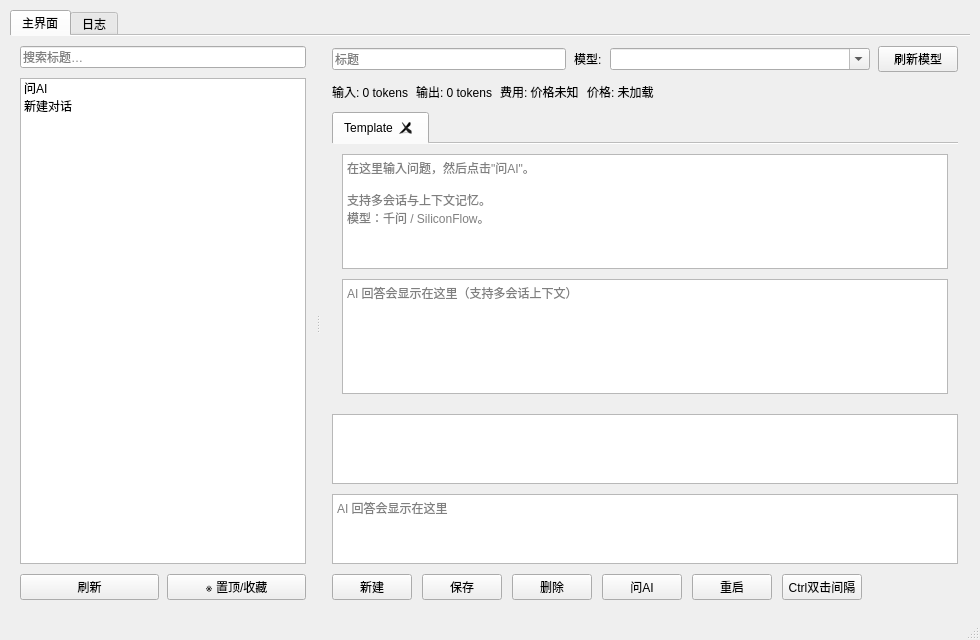
Lugwit123/l_notepad, file 999.0/src/l_notepad/main_window.ui: the form before one commit.
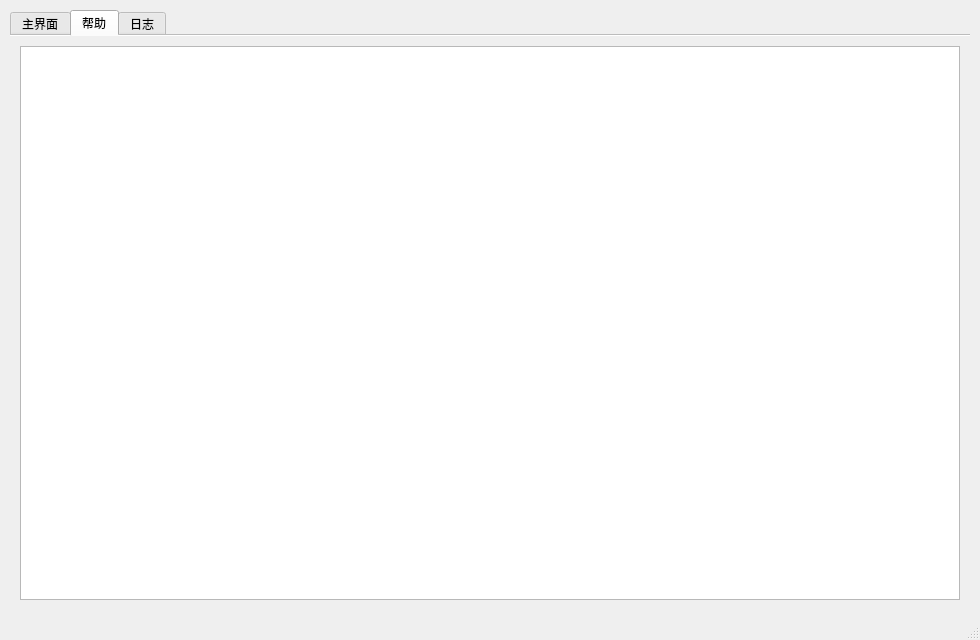
The form after the commit. The open tabs and pages were chosen to show the change.

Commit message:
Update l_notepad: Add Python example and help doc, refine UI and package files
添加了 Python 示例文件和帮助文档，优化了用户界面和包文件，调整了一些文件命名。

Diff of the .ui file:
```diff
--- a/999.0/src/l_notepad/main_window.ui
+++ b/999.0/src/l_notepad/main_window.ui
@@ -408,6 +408,35 @@
         </item>
        </layout>
       </widget>
+      <widget class="QWidget" name="tab_help">
+       <attribute name="title">
+        <string>帮助</string>
+       </attribute>
+       <layout class="QVBoxLayout" name="verticalLayout_helpTab">
+        <property name="leftMargin">
+         <number>10</number>
+        </property>
+        <property name="topMargin">
+         <number>10</number>
+        </property>
+        <property name="rightMargin">
+         <number>10</number>
+        </property>
+        <property name="bottomMargin">
+         <number>10</number>
+        </property>
+        <item>
+         <widget class="QTextEdit" name="help_view">
+          <property name="lineWrapMode">
+           <enum>QTextEdit::WidgetWidth</enum>
+          </property>
+          <property name="readOnly">
+           <bool>true</bool>
+          </property>
+         </widget>
+        </item>
+       </layout>
+      </widget>
       <widget class="QWidget" name="tab_log">
        <attribute name="title">
         <string>日志</string>
```
Left out of the diff: 70 changed lines with no effect on the pictures. The commit also changes 15 other files.
